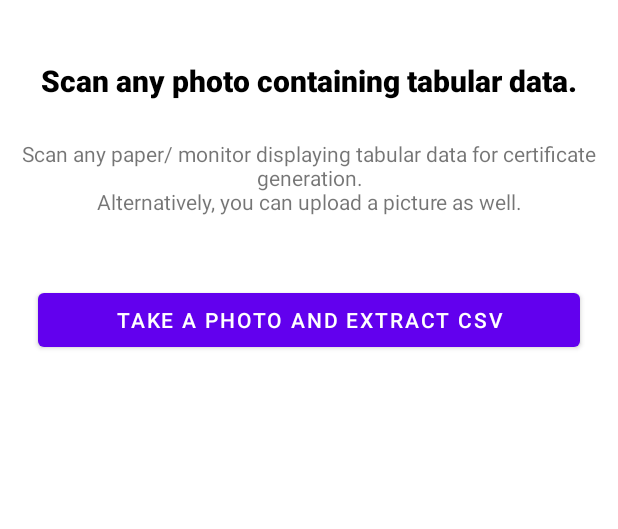
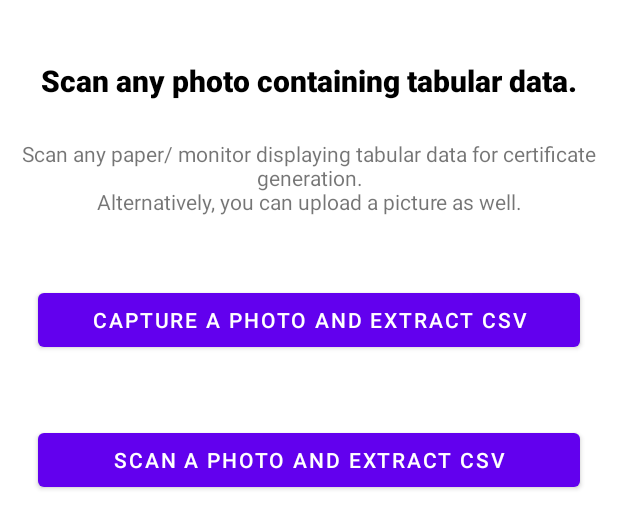
Before and after one commit to newb-dev-1008/Cert-It, an Android app: the layout scan_csv.xml on its own in the app's theme, with its tools: preview values and no code run, on a phone screen of 412 x 824 dp. Shown: the top 529 px of the screen. Run offline under Robolectric (Android 15) with nearby library versions, the phone set to English and light mode, and no system bars.

Commit message:
Text Recognition (2)

```diff
--- a/app/src/main/res/layout/scan_csv.xml
+++ b/app/src/main/res/layout/scan_csv.xml
@@ -42,8 +42,19 @@
         android:layout_marginTop="45dp"
         android:layout_marginStart="25dp"
         android:layout_marginEnd="25dp"
-        android:text="Take a Photo and extract CSV"/>
+        android:text="Capture a Photo and extract CSV"/>
 
+    <com.google.android.material.button.MaterialButton
+        android:layout_width="match_parent"
+        android:layout_height="wrap_content"
+        android:id="@+id/scanGalleryPhoto"
+        app:layout_constraintStart_toStartOf="parent"
+        app:layout_constraintEnd_toEndOf="parent"
+        app:layout_constraintTop_toBottomOf="@id/scanCSVCamera"
+        android:layout_marginTop="45dp"
+        android:layout_marginStart="25dp"
+        android:layout_marginEnd="25dp"
+        android:text="Scan a photo and extract CSV"/>
 
 
 </androidx.constraintlayout.widget.ConstraintLayout>
```
